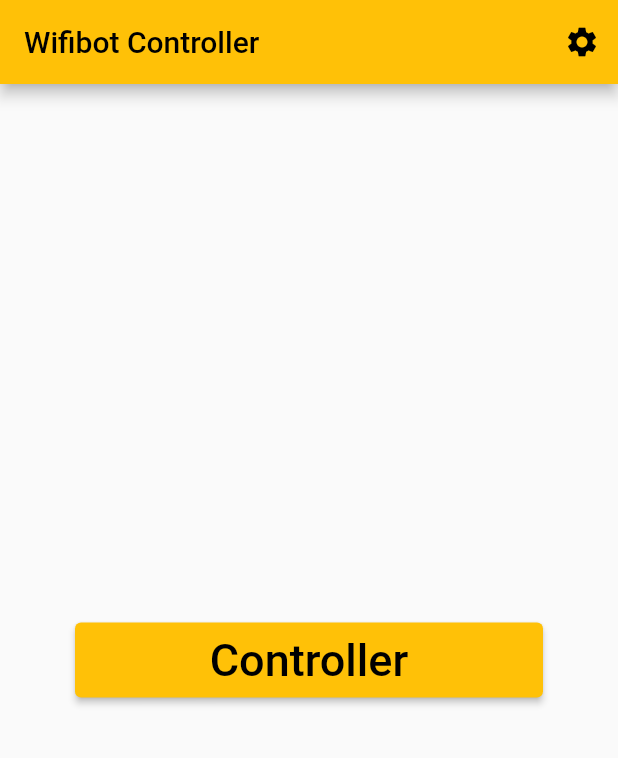
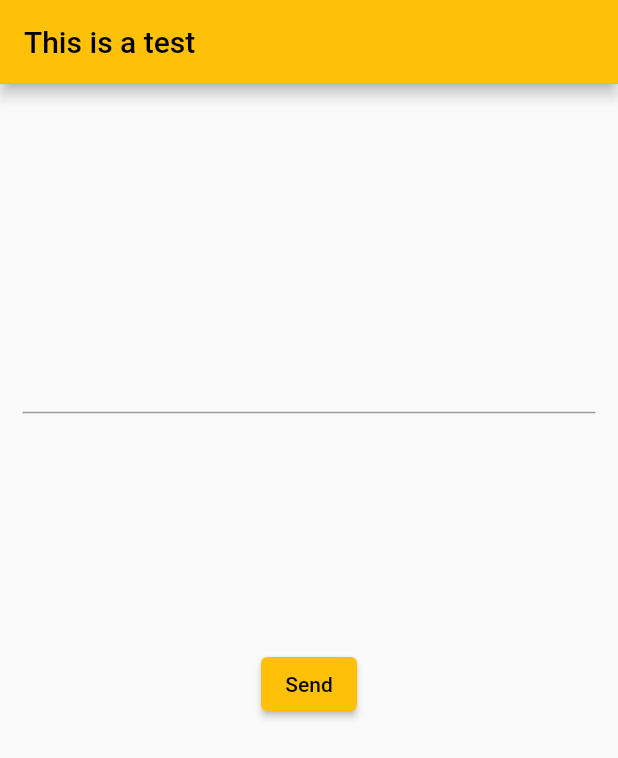
Before and after one commit to youssef-t/flutter-application-controlling-wifibot, a Flutter app: the screen it shows after launch, on a phone screen of 412 x 824 dp. Shown: the top 758 px of the screen. Run offline on Flutter 3.47's test engine with Material 2 defaults, Android fonts, the phone set to English and light mode, and no system bars; missing offline and left inert: dart:ffi, flutter_joystick.

```diff
--- a/wifibot_application/lib/route_generator.dart
+++ b/wifibot_application/lib/route_generator.dart
@@ -3,6 +3,7 @@ import 'package:flutter/services.dart';
 import 'package:wifibot_application/routes/controller_route.dart';
 import 'package:wifibot_application/routes/home_route.dart';
 import 'package:wifibot_application/routes/settings_route.dart';
+import 'package:wifibot_application/routes/test_communication.dart';
 import 'package:wifibot_application/utils/orientation_helpers.dart';
 
 // Class that defines the routes with their corresponding path
@@ -21,7 +22,7 @@ class RouteGenerator {
         SystemChrome.setEnabledSystemUIMode(SystemUiMode.edgeToEdge,
             overlays: []);
         return MaterialPageRoute(
-          builder: (_) => HomeRoute(),
+          builder: (_) => TestCommunication(),
           settings: rotationSettings(settings, ScreenOrientation.portraitOnly),
         );
       case AppRoutes.settings:
--- /dev/null
+++ b/wifibot_application/lib/routes/test_communication.dart
@@ -0,0 +1,40 @@
+import 'package:flutter/material.dart';
+
+class TestCommunication extends StatefulWidget {
+  @override
+  _TestCommunicationState createState() => _TestCommunicationState();
+}
+
+class _TestCommunicationState extends State<TestCommunication> {
+  var _input = '';
+  @override
+  Widget build(BuildContext context) {
+    return Scaffold(
+      appBar: AppBar(
+        title: const Text('This is a test'),
+      ),
+      body: _buildBody(),
+    );
+  }
+
+  Widget _buildBody() {
+    return Container(
+      child: Padding(
+        padding: const EdgeInsets.all(15.0),
+        child: Expanded(
+          child: Column(
+            children: [
+              Spacer(),
+              TextField(),
+              Spacer(),
+              ElevatedButton(onPressed: (){}, child: Text('Send'),),
+              Spacer(),
+              Container(child: Text(_input), color: Colors.black12,),
+              Spacer(),
+            ],
+          ),
+        ),
+      ),
+    );
+  }
+}
```
Also changed, not shown: wifibot_application/lib/utils/wifibot_commands_lib/commands.dart (+37 -13 lines), wifibot_application/lib/utils/wifibot_commands_lib/connection_tcp.dart (+8 -11 lines), wifibot_application/lib/utils/wifibot_commands_lib/connection_udp.dart (added, +98 -0 lines), wifibot_application/lib/utils/wifibot_commands_lib/constants_wifibot.dart (added, +16 -0 lines).
